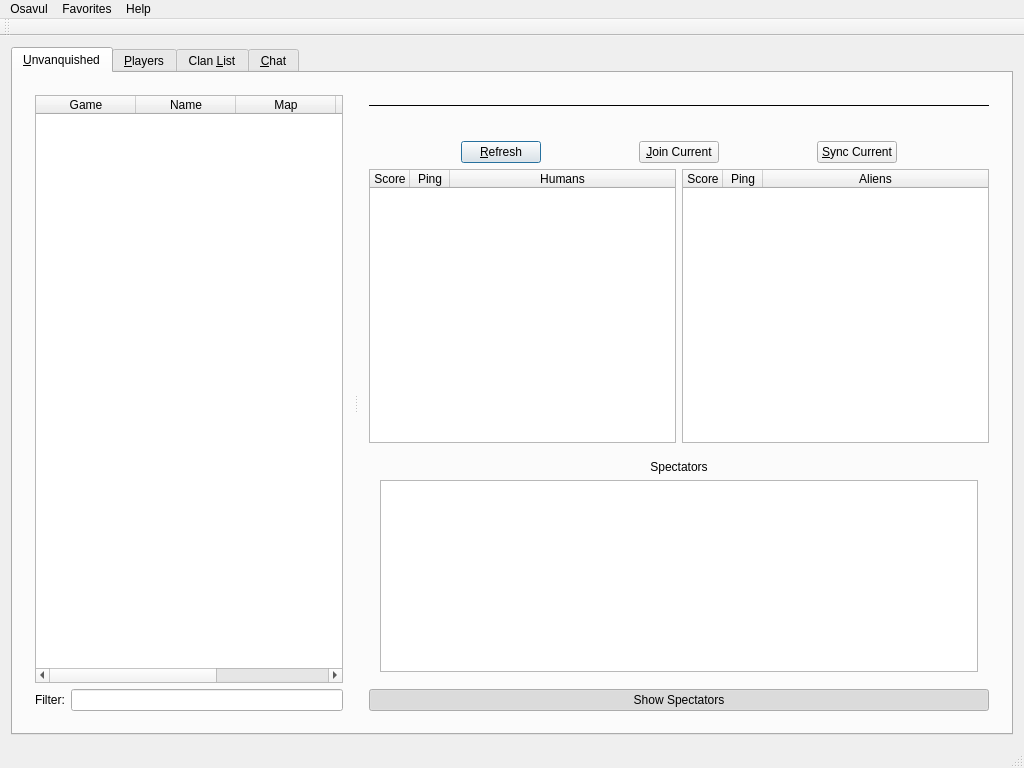
Unvanquished/Osavul, file mainwindow.ui: the form before one commit.
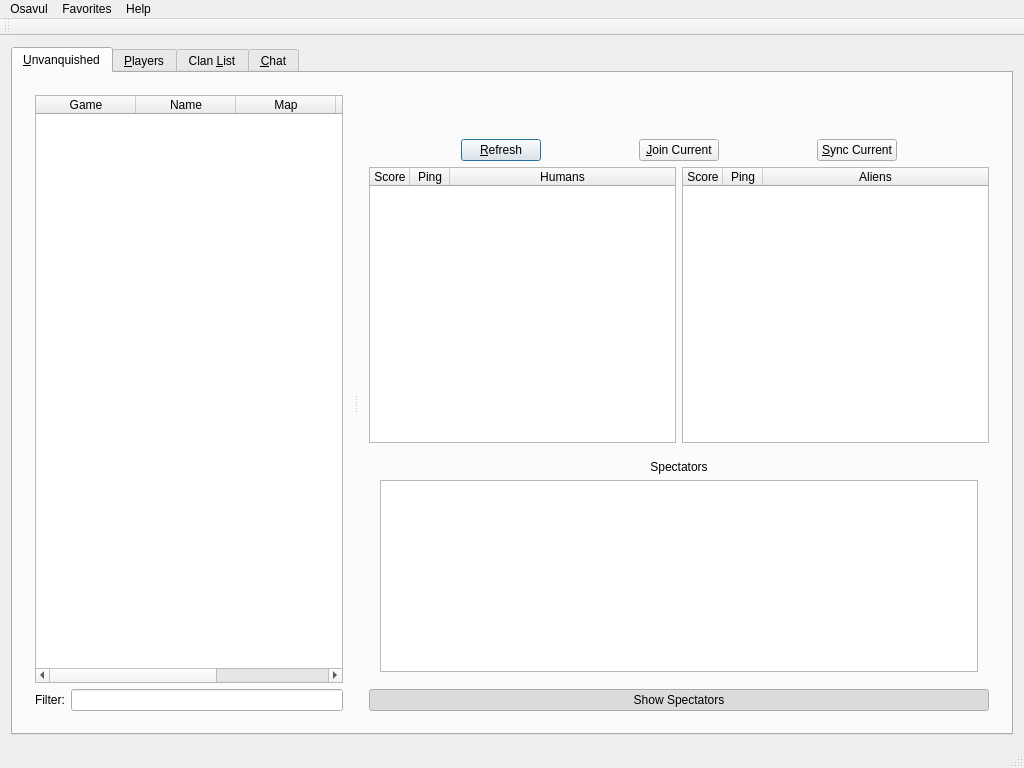
The form after the commit.

Commit message:
remove the HLine frame from serverName that made it appear struck out
affected certain GTK setups

Diff of the .ui file:
```diff
--- a/mainwindow.ui
+++ b/mainwindow.ui
@@ -177,7 +177,7 @@
                <bool>false</bool>
               </property>
               <property name="frameShape">
-               <enum>QFrame::HLine</enum>
+               <enum>QFrame::NoFrame</enum>
               </property>
               <property name="frameShadow">
                <enum>QFrame::Plain</enum>
```
